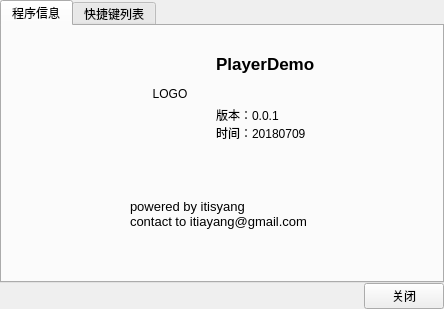
The window that playerdemo/about.ui (itisyang/playerdemo) describes before a commit, drawn with Qt 5.
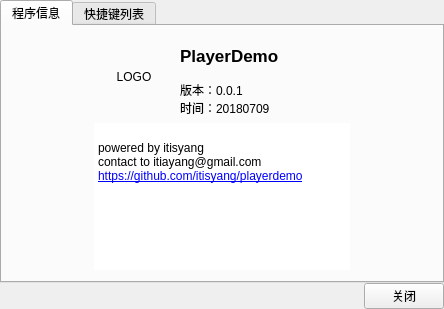
The same window after the commit. Icons and pictures are not drawn.

Commit message: [mod]增加github地址

What changed in the file:
```diff
--- a/playerdemo/about.ui
+++ b/playerdemo/about.ui
@@ -104,15 +104,22 @@
           </layout>
          </item>
          <item>
-          <widget class="QLabel" name="label_4">
-           <property name="font">
-            <font>
-             <pointsize>10</pointsize>
-            </font>
+          <widget class="QTextBrowser" name="textBrowser_2">
+           <property name="frameShape">
+            <enum>QFrame::NoFrame</enum>
            </property>
-           <property name="text">
-            <string>powered by itisyang
-contact to itiayang@gmail.com</string>
+           <property name="html">
+            <string>&lt;!DOCTYPE HTML PUBLIC &quot;-//W3C//DTD HTML 4.0//EN&quot; &quot;http://www.w3.org/TR/REC-html40/strict.dtd&quot;&gt;
+&lt;html&gt;&lt;head&gt;&lt;meta name=&quot;qrichtext&quot; content=&quot;1&quot; /&gt;&lt;style type=&quot;text/css&quot;&gt;
+p, li { white-space: pre-wrap; }
+&lt;/style&gt;&lt;/head&gt;&lt;body style=&quot; font-family:'SimSun'; font-size:9pt; font-weight:400; font-style:normal;&quot;&gt;
+&lt;p style=&quot;-qt-paragraph-type:empty; margin-top:0px; margin-bottom:0px; margin-left:0px; margin-right:0px; -qt-block-indent:0; text-indent:0px;&quot;&gt;&lt;br /&gt;&lt;/p&gt;
+&lt;p style=&quot; margin-top:0px; margin-bottom:0px; margin-left:0px; margin-right:0px; -qt-block-indent:0; text-indent:0px;&quot;&gt;powered by itisyang&lt;/p&gt;
+&lt;p style=&quot; margin-top:0px; margin-bottom:0px; margin-left:0px; margin-right:0px; -qt-block-indent:0; text-indent:0px;&quot;&gt;contact to itiayang@gmail.com&lt;/p&gt;
+&lt;p style=&quot; margin-top:0px; margin-bottom:0px; margin-left:0px; margin-right:0px; -qt-block-indent:0; text-indent:0px;&quot;&gt;&lt;a href=&quot;https://github.com/itisyang/playerdemo&quot;&gt;&lt;span style=&quot; text-decoration: underline; color:#0000ff;&quot;&gt;https://github.com/itisyang/playerdemo&lt;/span&gt;&lt;/a&gt;&lt;/p&gt;&lt;/body&gt;&lt;/html&gt;</string>
+           </property>
+           <property name="openExternalLinks">
+            <bool>true</bool>
            </property>
           </widget>
          </item>
```
